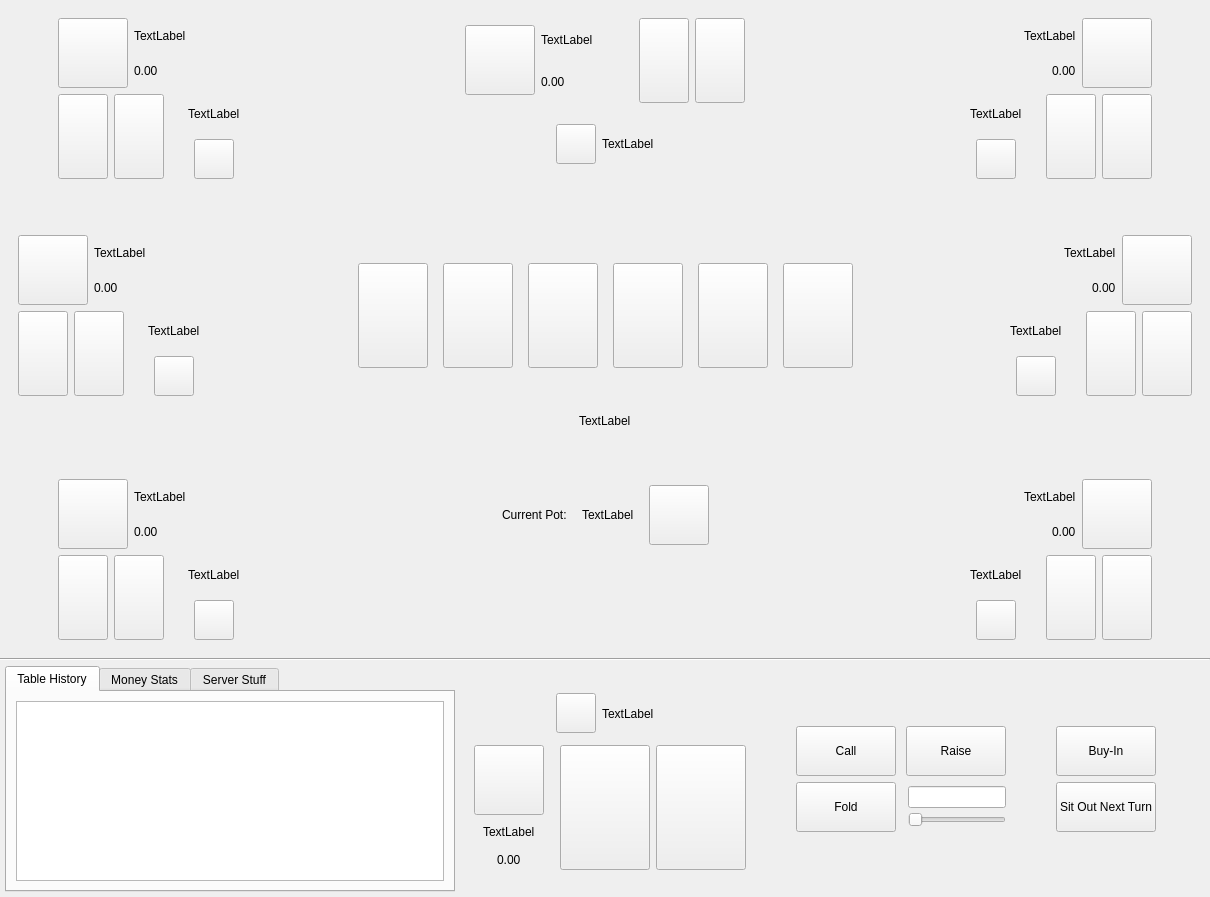
gitMesa/TeamPoker, file TeamPokerMainApp/GameUI/Resources&Design/TeamPoker.ui: the form before one commit.
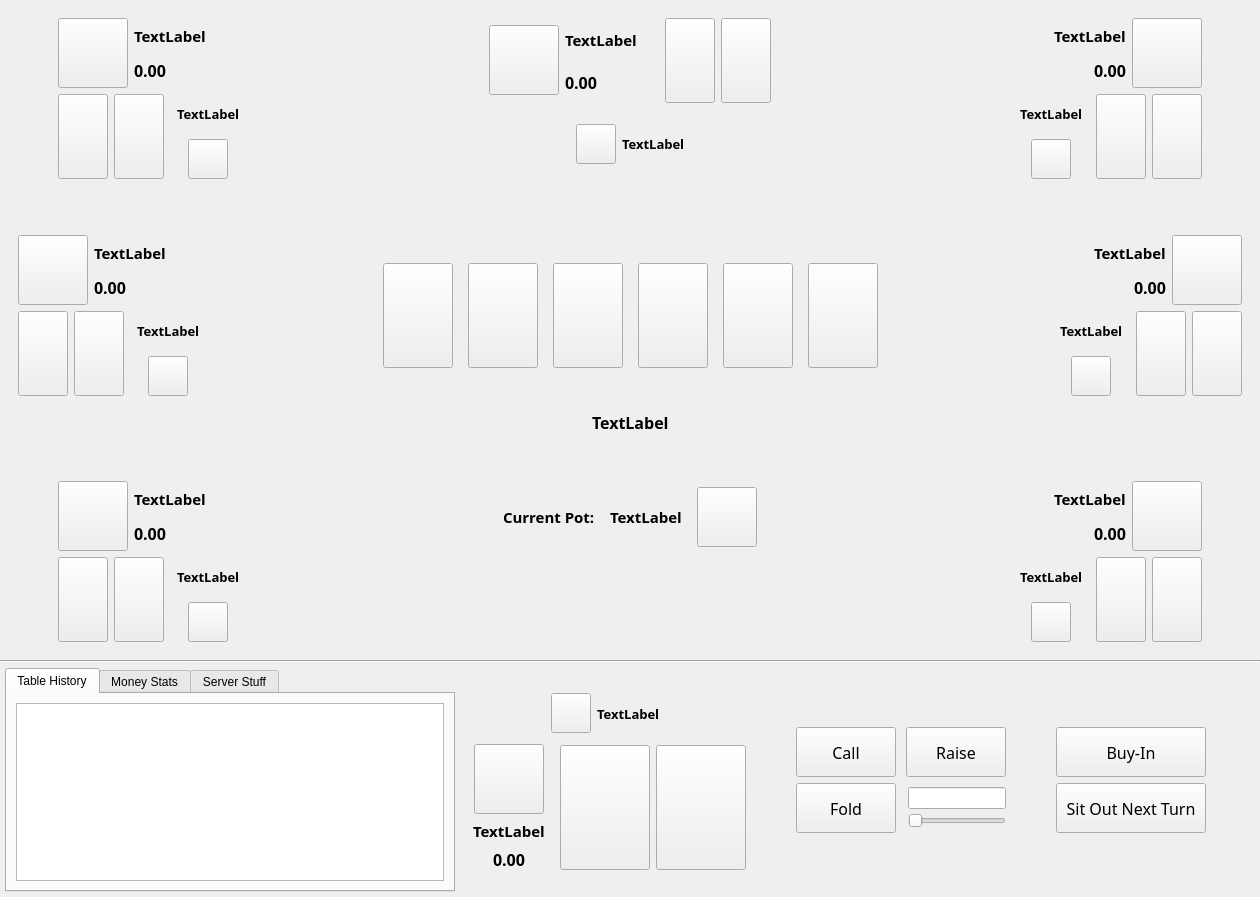
The form after the commit. The open tabs and pages were chosen to show the change. Icons and pictures are not drawn.

What changed in the file:
```diff
--- a/TeamPokerMainApp/GameUI/Resources&Design/TeamPoker.ui
+++ b/TeamPokerMainApp/GameUI/Resources&Design/TeamPoker.ui
@@ -6,7 +6,7 @@
    <rect>
     <x>0</x>
     <y>0</y>
-    <width>1210</width>
+    <width>1260</width>
     <height>897</height>
    </rect>
   </property>
@@ -1743,6 +1743,14 @@
                        <layout class="QHBoxLayout" name="horizontalLayout_49">
                         <item>
                          <widget class="QLabel" name="player3_name">
+                          <property name="font">
+                           <font>
+                            <family>Bahnschrift SemiBold</family>
+                            <pointsize>11</pointsize>
+                            <weight>75</weight>
+                            <bold>true</bold>
+                           </font>
+                          </property>
                           <property name="text">
                            <string>TextLabel</string>
                           </property>
@@ -1767,6 +1775,14 @@
                        <layout class="QHBoxLayout" name="horizontalLayout_52">
                         <item>
                          <widget class="QLabel" name="player3_money_available">
+                          <property name="font">
+                           <font>
+                            <family>Bahnschrift SemiBold</family>
+                            <pointsize>12</pointsize>
+                            <weight>75</weight>
+                            <bold>true</bold>
+                           </font>
+                          </property>
                           <property name="text">
                            <string>0.00</string>
                           </property>
@@ -1849,7 +1865,15 @@
                       <item>
                        <layout class="QHBoxLayout" name="horizontalLayout_76">
                         <item>
-                         <widget class="QLabel" name="player3_action">
+                         <widget class="QLabel" name="player3_status">
+                          <property name="font">
+                           <font>
+                            <family>Bahnschrift SemiBold</family>
+                            <pointsize>10</pointsize>
+                            <weight>75</weight>
+                            <bold>true</bold>
+                           </font>
+                          </property>
                           <property name="text">
                            <string>TextLabel</string>
                           </property>
@@ -1955,6 +1979,14 @@
                        <layout class="QHBoxLayout" name="horizontalLayout_33">
                         <item>
                          <widget class="QLabel" name="player4_name">
+                          <property name="font">
+                           <font>
+                            <family>Bahnschrift SemiBold</family>
+                            <pointsize>11</pointsize>
+                            <weight>75</weight>
+                            <bold>true</bold>
+                           </font>
+                          </property>
                           <property name="text">
                            <string>TextLabel</string>
                           </property>
@@ -1979,6 +2011,14 @@
                        <layout class="QHBoxLayout" name="horizontalLayout_34">
                         <item>
                          <widget class="QLabel" name="player4_money_available">
+                          <property name="font">
+                           <font>
+                            <family>Bahnschrift SemiBold</family>
+                            <pointsize>12</pointsize>
+                            <weight>75</weight>
+                            <bold>true</bold>
+                           </font>
+                          </property>
                           <property name="text">
                            <string>0.00</string>
                           </property>
@@ -2082,7 +2122,15 @@
                      </widget>
                     </item>
                     <item>
-                     <widget class="QLabel" name="player4_action">
+                     <widget class="QLabel" name="player4_status">
+                      <property name="font">
+                       <font>
+                        <family>Bahnschrift SemiBold</family>
+                        <pointsize>10</pointsize>
+                        <weight>75</weight>
+                        <bold>true</bold>
+                       </font>
+                      </property>
                       <property name="text">
                        <string>TextLabel</string>
                       </property>
@@ -2156,6 +2204,14 @@
                         </item>
                         <item>
                          <widget class="QLabel" name="player5_name">
+                          <property name="font">
+                           <font>
+                            <family>Bahnschrift SemiBold</family>
+                            <pointsize>11</pointsize>
+                            <weight>75</weight>
+                            <bold>true</bold>
+                           </font>
+                          </property>
                           <property name="text">
                            <string>TextLabel</string>
                           </property>
@@ -2180,6 +2236,14 @@
                         </item>
                         <item>
                          <widget class="QLabel" name="player5_money_available">
+                          <property name="font">
+                           <font>
+                            <family>Bahnschrift SemiBold</family>
+                            <pointsize>12</pointsize>
+                            <weight>75</weight>
+                            <bold>true</bold>
+                           </font>
+                          </property>
                           <property name="text">
                            <string>0.00</string>
                           </property>
@@ -2223,7 +2287,15 @@
                       <item>
                        <layout class="QHBoxLayout" name="horizontalLayout_80">
                         <item>
-                         <widget class="QLabel" name="player5_action">
+                         <widget class="QLabel" name="player5_status">
+                          <property name="font">
+                           <font>
+                            <family>Bahnschrift SemiBold</family>
+                            <pointsize>10</pointsize>
+                            <weight>75</weight>
+                            <bold>true</bold>
+                           </font>
+                          </property>
                           <property name="text">
                            <string>TextLabel</string>
                           </property>
@@ -2409,6 +2481,14 @@
                        <layout class="QHBoxLayout" name="horizontalLayout_30">
                         <item>
                          <widget class="QLabel" name="player2_name">
+                          <property name="font">
+                           <font>
+                            <family>Bahnschrift SemiBold</family>
+                            <pointsize>11</pointsize>
+                            <weight>75</weight>
+                            <bold>true</bold>
+                           </font>
+                          </property>
                           <property name="text">
                            <string>TextLabel</string>
                           </property>
@@ -2433,6 +2513,14 @@
                        <layout class="QHBoxLayout" name="horizontalLayout_31">
                         <item>
                          <widget class="QLabel" name="player2_money_available">
+                          <property name="font">
+                           <font>
+                            <family>Bahnschrift SemiBold</family>
+                            <pointsize>12</pointsize>
+                            <weight>75</weight>
+                            <bold>true</bold>
+                           </font>
+                          </property>
                           <property name="text">
                            <string>0.00</string>
                           </property>
@@ -2515,7 +2603,15 @@
                       <item>
                        <layout class="QHBoxLayout" name="horizontalLayout_64">
                         <item>
-                         <widget class="QLabel" name="player2_action">
+                         <widget class="QLabel" name="player2_status">
+                          <property name="font">
+                           <font>
+                            <family>Bahnschrift SemiBold</family>
+                            <pointsize>10</pointsize>
+                            <weight>75</weight>
+                            <bold>true</bold>
+                           </font>
+                          </property>
                           <property name="text">
                            <string>TextLabel</string>
                           </property>
@@ -2753,6 +2849,14 @@
                         </item>
                         <item>
                          <widget class="QLabel" name="player6_name">
+                          <property name="font">
+                           <font>
+                            <family>Bahnschrift SemiBold</family>
+                            <pointsize>11</pointsize>
+                            <weight>75</weight>
+                            <bold>true</bold>
+                           </font>
+                          </property>
                           <property name="text">
                            <string>TextLabel</string>
                           </property>
@@ -2777,6 +2881,14 @@
                         </item>
                         <item>
                          <widget class="QLabel" name="player6_money_available">
+                          <property name="font">
+                           <font>
+                            <family>Bahnschrift SemiBold</family>
+                            <pointsize>12</pointsize>
+                            <weight>75</weight>
+                            <bold>true</bold>
+                           </font>
+                          </property>
                           <property name="text">
                            <string>0.00</string>
                           </property>
@@ -2820,7 +2932,15 @@
                       <item>
                        <layout class="QHBoxLayout" name="horizontalLayout_72">
                         <item>
-                         <widget class="QLabel" name="player6_action">
+                         <widget class="QLabel" name="player6_status">
+                          <property name="font">
+                           <font>
+                            <family>Bahnschrift SemiBold</family>
+                            <pointsize>10</pointsize>
+                            <weight>75</weight>
+                            <bold>true</bold>
+                           </font>
+                          </property>
                           <property name="text">
                            <string>TextLabel</string>
                           </property>
@@ -2935,7 +3055,15 @@
               </spacer>
              </item>
              <item>
-              <widget class="QLabel" name="label_dealer_status_text">
+              <widget class="QLabel" name="label_game_status_text">
+               <property name="font">
+                <font>
+                 <family>Bahnschrift SemiBold</family>
+                 <pointsize>12</pointsize>
+                 <weight>75</weight>
+                 <bold>true</bold>
+                </font>
+               </property>
                <property name="text">
                 <string>TextLabel</string>
                </property>
@@ -3034,6 +3162,14 @@
                        <layout class="QHBoxLayout" name="horizontalLayout_59">
                         <item>
                          <widget class="QLabel" name="player1_name">
+                          <property name="font">
+                           <font>
+                            <family>Bahnschrift SemiBold</family>
+                            <pointsize>11</pointsize>
+                            <weight>75</weight>
+                            <bold>true</bold>
+                           </font>
+                          </property>
                           <property name="text">
                            <string>TextLabel</string>
                           </property>
@@ -3058,6 +3194,14 @@
                        <layout class="QHBoxLayout" name="horizontalLayout_60">
                         <item>
                          <widget class="QLabel" name="player1_money_available">
+                          <property name="font">
+                           <font>
+                            <family>Bahnschrift SemiBold</family>
+                            <pointsize>12</pointsize>
+                            <weight>75</weight>
+                            <bold>true</bold>
+                           </font>
+                          </property>
                           <property name="text">
                            <string>0.00</string>
                           </property>
@@ -3140,7 +3284,15 @@
                       <item>
                        <layout class="QHBoxLayout" name="horizontalLayout_78">
                         <item>
-                         <widget class="QLabel" name="player1_action">
+                         <widget class="QLabel" name="player1_status">
+                          <property name="font">
+                           <font>
+                            <family>Bahnschrift SemiBold</family>
+                            <pointsize>10</pointsize>
+                            <weight>75</weight>
+                            <bold>true</bold>
+                           </font>
+                          </property>
                           <property name="text">
                            <string>TextLabel</string>
                           </property>
@@ -3214,6 +3366,14 @@
                 <layout class="QHBoxLayout" name="horizontalLayout_47">
                  <item>
                   <widget class="QLabel" name="label_38">
+                   <property name="font">
+                    <font>
+                     <family>Bahnschrift SemiBold</family>
+                     <pointsize>11</pointsize>
+                     <weight>75</weight>
+                     <bold>true</bold>
+                    </font>
+                   </property>
                    <property name="text">
                     <string>Current Pot:</string>
                    </property>
@@ -3221,6 +3381,14 @@
                  </item>
                  <item>
                   <widget class="QLabel" name="label_potValue">
+                   <property name="font">
+                    <font>
+                     <family>Bahnschrift SemiBold</family>
+                     <pointsize>11</pointsize>
+                     <weight>75</weight>
+                     <bold>true</bold>
+                    </font>
+                   </property>
                    <property name="text">
                     <string>TextLabel</string>
                    </property>
@@ -3310,6 +3478,14 @@
                         </item>
                         <item>
                          <widget class="QLabel" name="player7_name">
+                          <property name="font">
+                           <font>
+                            <family>Bahnschrift SemiBold</family>
+                            <pointsize>11</pointsize>
+                            <weight>75</weight>
+                            <bold>true</bold>
+                           </font>
+                          </property>
                           <property name="text">
                            <string>TextLabel</string>
                           </property>
@@ -3334,6 +3510,14 @@
                         </item>
                         <item>
                          <widget class="QLabel" name="player7_money_available">
+                          <property name="font">
+                           <font>
+                            <family>Bahnschrift SemiBold</family>
+                            <pointsize>12</pointsize>
+                            <weight>75</weight>
+                            <bold>true</bold>
+                           </font>
+                          </property>
                           <property name="text">
                            <string>0.00</string>
                           </property>
@@ -3377,7 +3561,15 @@
                       <item>
                        <layout class="QHBoxLayout" name="horizontalLayout_74">
                         <item>
-                         <widget class="QLabel" name="player7_action">
+                         <widget class="QLabel" name="player7_status">
+                          <property name="font">
+                           <font>
+                            <family>Bahnschrift SemiBold</family>
+                            <pointsize>10</pointsize>
+                            <weight>75</weight>
+                            <bold>true</bold>
+                           </font>
+                          </property>
                           <property name="text">
                            <string>TextLabel</string>
                           </property>
@@ -3692,7 +3884,15 @@
                  </widget>
                 </item>
                 <item>
-                 <widget class="QLabel" name="player0_action">
+                 <widget class="QLabel" name="player0_status">
+                  <property name="font">
+                   <font>
+                    <family>Bahnschrift SemiBold</family>
+                    <pointsize>10</pointsize>
+                    <weight>75</weight>
+                    <bold>true</bold>
+                   </font>
+                  </property>
                   <property name="text">
                    <string>TextLabel</string>
                   </property>
@@ -3763,6 +3963,14 @@
                     </item>
                     <item>
                      <widget class="QLabel" name="player0_name">
+                      <property name="font">
+                       <font>
+                        <family>Bahnschrift SemiBold</family>
+                        <pointsize>11</pointsize>
+                        <weight>75</weight>
+                        <bold>true</bold>
+                       </font>
+                      </property>
                       <property name="text">
                        <string>TextLabel</string>
                       </property>
@@ -3800,6 +4008,14 @@
                     </item>
                     <item>
                      <widget class="QLabel" name="player0_money_available">
+                      <property name="font">
+                       <font>
+                        <family>Bahnschrift SemiBold</family>
+                        <pointsize>12</pointsize>
+                        <weight>75</weight>
+                        <bold>true</bold>
+                       </font>
+                      </property>
                       <property name="text">
                        <string>0.00</string>
                       </property>
@@ -3918,6 +4134,12 @@
                   <height>50</height>
                  </size>
                 </property>
+                <property name="font">
+                 <font>
+                  <family>Bahnschrift Light</family>
+                  <pointsize>12</pointsize>
+                 </font>
+                </property>
                 <property name="text">
                  <string>Call</string>
                 </property>
@@ -3937,6 +4159,12 @@
                   <height>50</height>
                  </size>
                 </property>
+                <property name="font">
+                 <font>
+                  <family>Bahnschrift Light</family>
+                  <pointsize>12</pointsize>
+                 </font>
+                </property>
                 <property name="text">
                  <string>Fold</string>
                 </property>
@@ -3991,6 +4219,12 @@
                   <height>50</height>
                  </size>
                 </property>
+                <property name="font">
+                 <font>
+                  <family>Bahnschrift Light</family>
+                  <pointsize>12</pointsize>
+                 </font>
+                </property>
                 <property name="text">
                  <string>Raise</string>
                 </property>
@@ -4094,16 +4328,22 @@
                <widget class="QPushButton" name="action_buy_in">
                 <property name="minimumSize">
                  <size>
-                  <width>100</width>
+                  <width>150</width>
                   <height>50</height>
                  </size>
                 </property>
                 <property name="maximumSize">
                  <size>
-                  <width>100</width>
+                  <width>150</width>
                   <height>50</height>
                  </size>
                 </property>
+                <property name="font">
+                 <font>
+                  <family>Bahnschrift Light</family>
+                  <pointsize>12</pointsize>
+                 </font>
+                </property>
                 <property name="text">
                  <string>Buy-In</string>
                 </property>
@@ -4113,16 +4353,22 @@
                <widget class="QPushButton" name="action_sit_out">
                 <property name="minimumSize">
                  <size>
-                  <width>100</width>
+                  <width>150</width>
                   <height>50</height>
                  </size>
                 </property>
                 <property name="maximumSize">
                  <size>
-                  <width>100</width>
+                  <width>150</width>
                   <height>50</height>
                  </size>
                 </property>
+                <property name="font">
+                 <font>
+                  <family>Bahnschrift Light</family>
+                  <pointsize>12</pointsize>
+                 </font>
+                </property>
                 <property name="text">
                  <string>Sit Out Next Turn</string>
                 </property>
```
Left out of the diff: 4 changed lines with no effect on the pictures.
